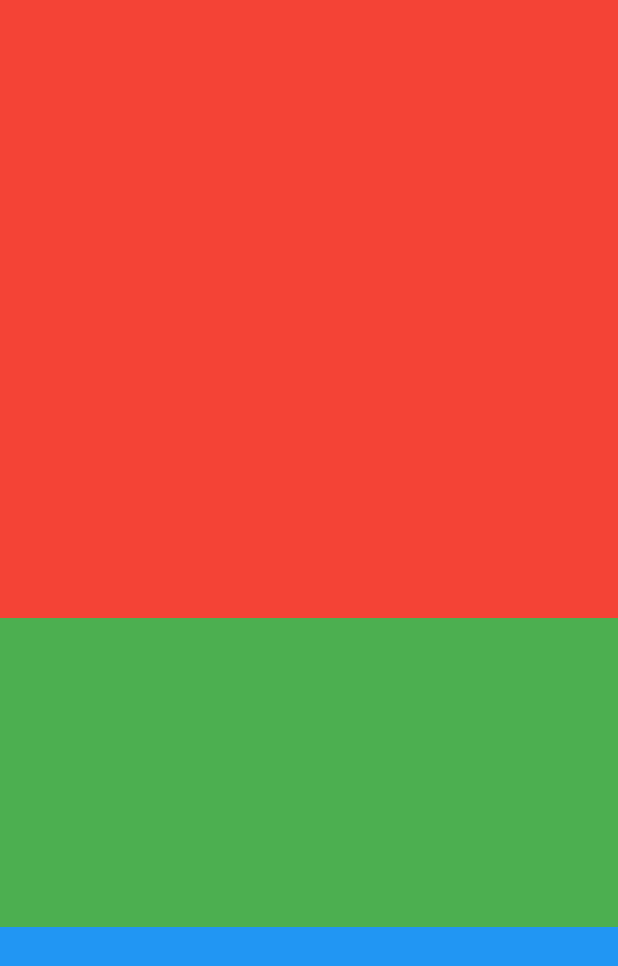
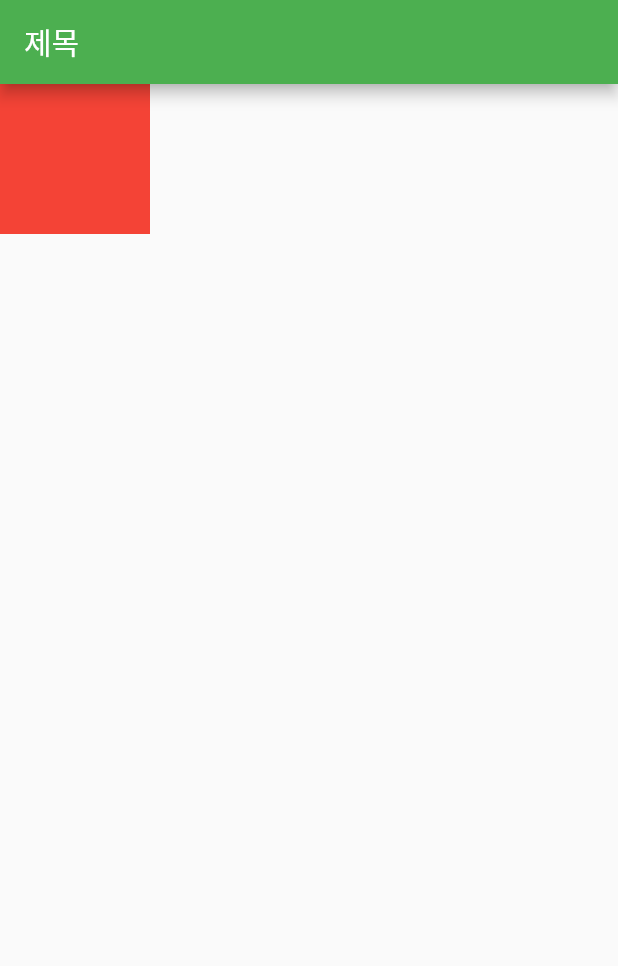
Before and after one commit to peactor/widgets, a Flutter app: the screen it shows after launch, on a phone screen of 412 x 824 dp. Shown: the top 966 px of the screen. Run offline on Flutter 3.47's test engine with Material 2 defaults, Android fonts, the phone set to English and light mode, and no system bars.

Commit message:
SizedBox

```diff
--- a/lib/main.dart
+++ b/lib/main.dart
@@ -19,25 +19,19 @@ class MyHomePage extends StatelessWidget {
   @override
   Widget build(BuildContext context) {
 
-    return Column(
-      children: <Widget>[
-        Expanded(
-          flex: 2,
-          child: Container(
-            color: Colors.red,
-          )
+    return Scaffold(
+      appBar:AppBar(
+        title: Text('제목'),
+      ),
+    body:
+      SizedBox(
+      width:100.0,
+      height:100.0,
+      child:Container(
+        color:Colors.red,
+      ),
+    ),
 
-        ),
-        Expanded(
-         child: Container(
-           color:Colors.green,
-         ),
-        ),
-        Expanded(child: Container(
-          color:Colors.blue,
-        ),
-        ),
-      ],
     );
   }
 }
```
